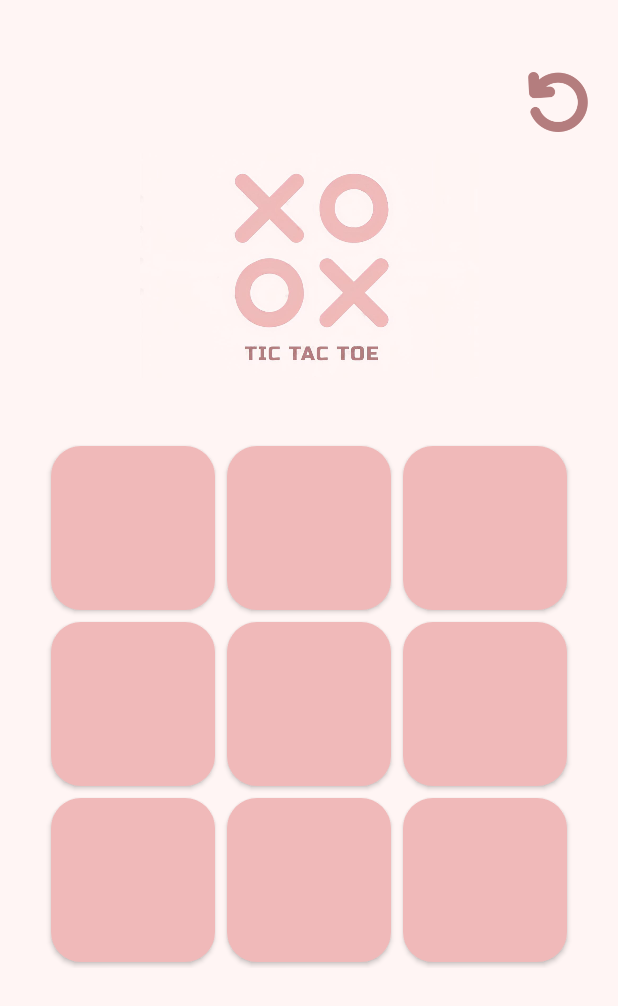
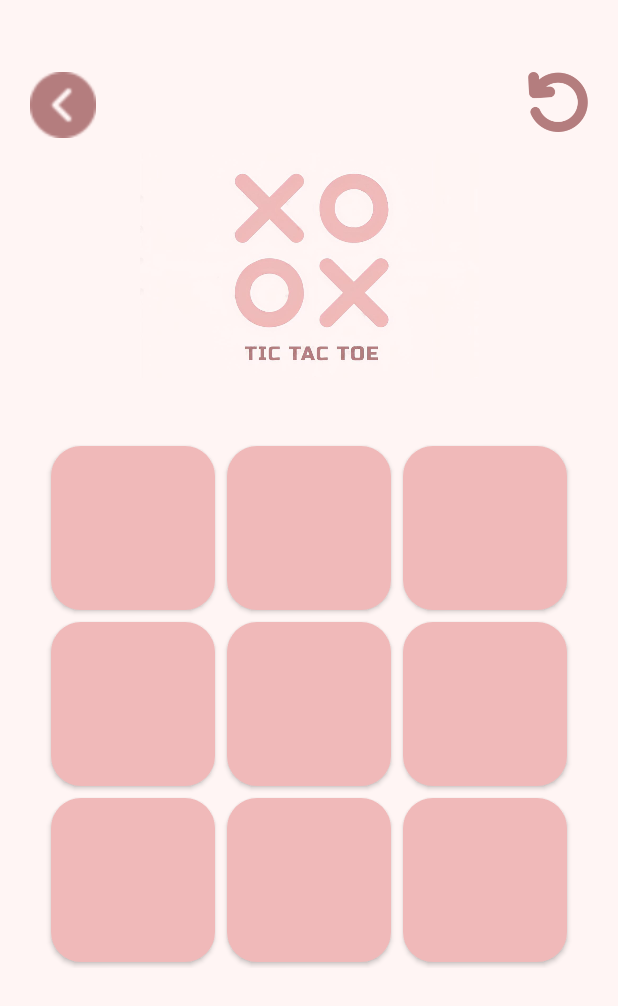
Before and after one commit to aydanmrs/TicTacToe, an Android app: the GameActivity screen opened directly, with no data from a screen before it, on a phone screen of 412 x 824 dp. Shown: the top 1006 px of the screen. Run offline under Robolectric (Android 15) with nearby library versions, the phone set to English and light mode, and no system bars.

Commit message:
back button Commit

```diff
--- a/app/src/main/res/layout/activity_game.xml
+++ b/app/src/main/res/layout/activity_game.xml
@@ -17,6 +17,16 @@
         app:layout_constraintEnd_toEndOf="parent"
         app:layout_constraintTop_toTopOf="parent"
         android:layout_marginEnd="20dp"/>
+
+    <ImageView
+        android:layout_width="44dp"
+        android:layout_height="44dp"
+        android:src="@drawable/back"
+        android:id="@+id/backButton"
+        app:layout_constraintStart_toStartOf="parent"
+        app:layout_constraintTop_toTopOf="parent"
+        android:layout_marginTop="48dp"
+        android:layout_marginStart="20dp"/>
 
     <ImageView
         android:layout_width="250dp"
```
Also changed, not shown: app/src/main/java/com/example/tictactoeapp/GameActivity.kt (+8 -0 lines), app/src/main/res/drawable/back.png (added).
